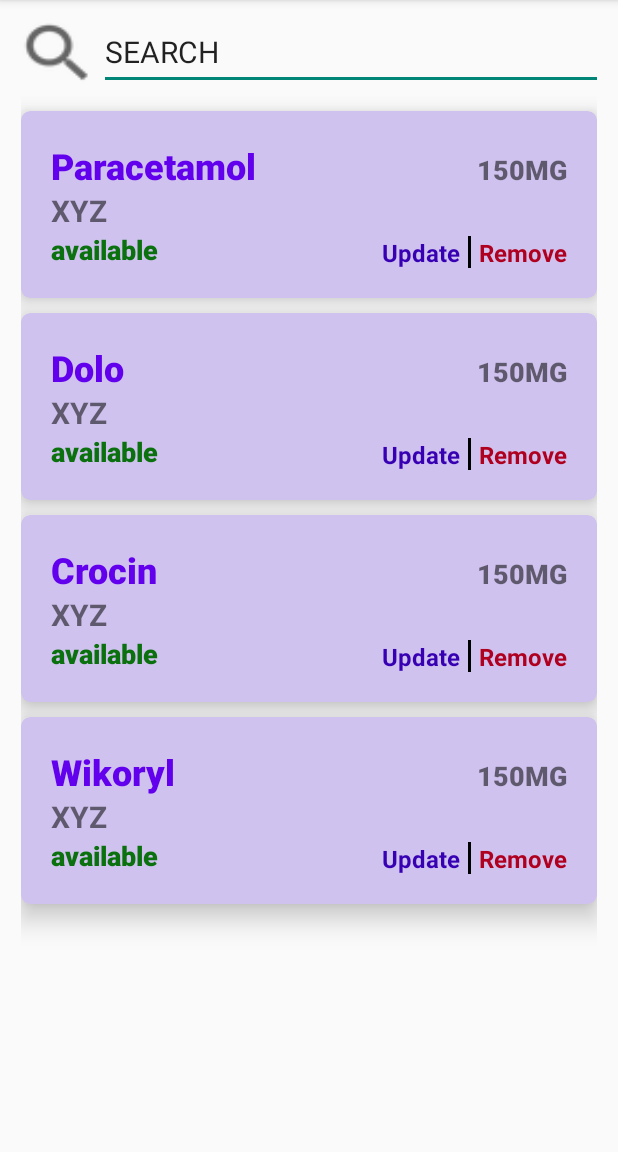
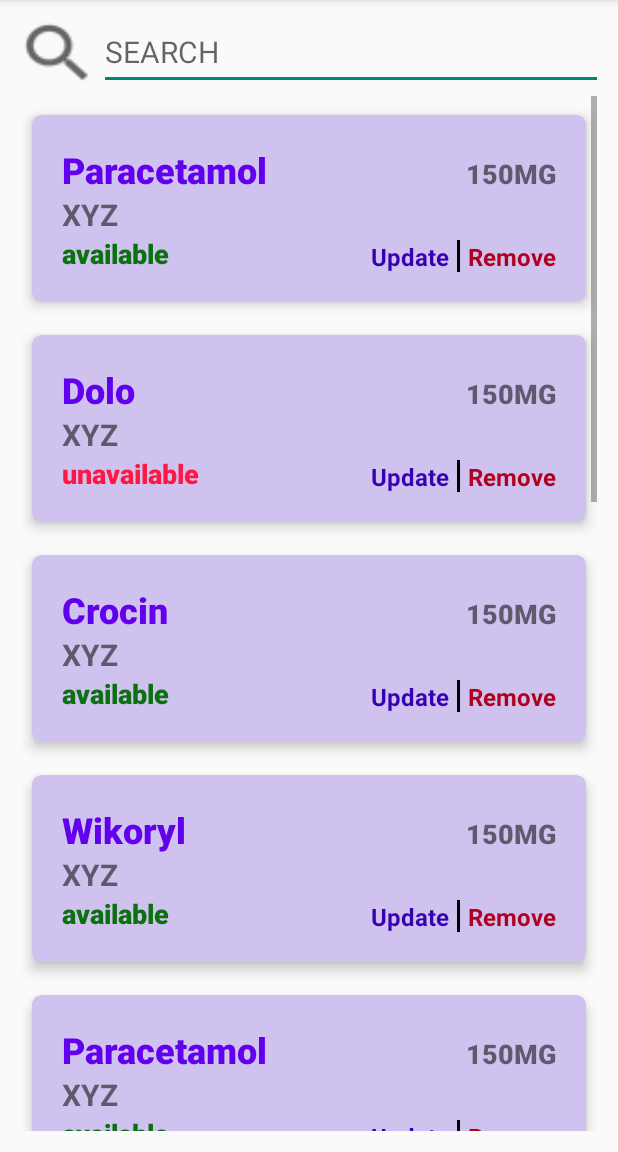
Before and after one commit to shobhi1310/MedConnect, an Android app: the ShopOwnerHome screen opened directly, with no data from a screen before it, on a phone screen of 412 x 824 dp, the part 84-1236 px from its top. Run offline under Robolectric (Android 15) with nearby library versions, the phone set to English and light mode, and no system bars.

Commit message:
Added Recycler view to ShopOwner Homepage

```diff
--- a/app/src/main/java/com/example/medconnect/ShopOwnerHome.java
+++ b/app/src/main/java/com/example/medconnect/ShopOwnerHome.java
@@ -4,34 +4,97 @@ import androidx.appcompat.app.AppCompatActivity;
 import androidx.recyclerview.widget.LinearLayoutManager;
 import androidx.recyclerview.widget.RecyclerView;
 
+import android.graphics.Color;
+import android.widget.Button;
 import android.os.Bundle;
+import android.widget.TextView;
 
 import java.util.ArrayList;
 
 public class ShopOwnerHome extends  AppCompatActivity{
     private RecyclerView mRecyclerView;
-    private RecyclerView.Adapter mAdapter;
+    private ShopOwnerHomeAdapter mAdapter;
     private RecyclerView.LayoutManager mLayout;
+    private ArrayList<ShopOwnerHomeCard> Medicines;
+
 
     @Override
     protected void onCreate(Bundle savedInstanceState) {
         super.onCreate(savedInstanceState);
         setContentView(R.layout.activity_shopowner_home_page);
 
-        ArrayList<ShopOwnerHomeCard> Medicines= new ArrayList<ShopOwnerHomeCard>();
-        Medicines.add(new ShopOwnerHomeCard("Paracetamol","150MG","XYZ","available"));
-        Medicines.add(new ShopOwnerHomeCard("Dolo","150MG","XYZ","available"));
-        Medicines.add(new ShopOwnerHomeCard("Crocin","150MG","XYZ","available"));
-        Medicines.add(new ShopOwnerHomeCard("Wikoryl","150MG","XYZ","available"));
+        createExampleList();
+        buildRecyclerView();
+    }
 
+    public void createExampleList() {
+        Medicines= new ArrayList<ShopOwnerHomeCard>();
+        Medicines.add(new ShopOwnerHomeCard("Paracetamol","150MG","XYZ",true));
+        Medicines.add(new ShopOwnerHomeCard("Dolo","150MG","XYZ",false));
+        Medicines.add(new ShopOwnerHomeCard("Crocin","150MG","XYZ",true));
+        Medicines.add(new ShopOwnerHomeCard("Wikoryl","150MG","XYZ",true));
+        Medicines.add(new ShopOwnerHomeCard("Paracetamol","150MG","XYZ",true));
+        Medicines.add(new ShopOwnerHomeCard("Dolo","150MG","XYZ",false));
+        Medicines.add(new ShopOwnerHomeCard("Crocin","150MG","XYZ",true));
+        Medicines.add(new ShopOwnerHomeCard("Wikoryl","150MG","XYZ",true));
+        Medicines.add(new ShopOwnerHomeCard("Paracetamol","150MG","XYZ",true));
+        Medicines.add(new ShopOwnerHomeCard("Dolo","150MG","XYZ",false));
+        Medicines.add(new ShopOwnerHomeCard("Crocin","150MG","XYZ",true));
+        Medicines.add(new ShopOwnerHomeCard("Wikoryl","150MG","XYZ",true));
+    }
+
+    public void buildRecyclerView() {
         mRecyclerView=findViewById(R.id.shopOwnerHomePageRecyclerView);
         mRecyclerView.setHasFixedSize(true);
-        mLayout= new LinearLayoutManager(this );
-        mAdapter= new ShopOwnerHomeAdapter(Medicines);
+        mLayout = new LinearLayoutManager(this);
+        mAdapter = new ShopOwnerHomeAdapter(Medicines);
 
         mRecyclerView.setLayoutManager(mLayout );
         mRecyclerView.setAdapter(mAdapter);
+
+
+
+
+
+
+        mAdapter.setOnItemClickListener(new ShopOwnerHomeAdapter.OnItemClickListener() {
+            @Override
+            public void onDeleteClick(int position) {
+                removeItem(position);
+            }
+            @Override
+            public void updateStatus(int position) {
+                changeStatus(position);
+            }
+        });
     }
 
+    public void removeItem(int position) {
+        Medicines.remove(position);
+        mAdapter.notifyItemRemoved(position);
+    }
+    public void changeStatus(int position) {
+
+        if(Medicines.get(position).getStatus()){
+            Medicines.get(position).setStatus(false);
+
+        }else{
+            Medicines.get(position).setStatus(true);
+
+        }
+        mAdapter.notifyItemChanged(position);
+    }
+
+//    public void setButtons() {
+//
+//        buttonRemove = findViewById(R.id.button_remove);
+//        buttonRemove.setOnClickListener(new View.OnClickListener() {
+//            @Override
+//            public void onClick(View v) {
+//                int position = Integer.parseInt(editTextRemove.getText().toString());
+//                removeItem(position);
+//            }
+//        });
+//    }
 
 }
--- a/app/src/main/java/com/example/medconnect/ShopOwnerHomeAdapter.java
+++ b/app/src/main/java/com/example/medconnect/ShopOwnerHomeAdapter.java
@@ -1,5 +1,6 @@
 package com.example.medconnect;
 
+import android.graphics.Color;
 import android.view.LayoutInflater;
 import android.view.View;
 import android.view.ViewGroup;
@@ -13,18 +14,68 @@ import androidx.recyclerview.widget.RecyclerView;
 public class ShopOwnerHomeAdapter extends RecyclerView.Adapter<ShopOwnerHomeAdapter.ShopOwnerHomeViewHolder> {
 
     private ArrayList<ShopOwnerHomeCard> medicineList;
+    private  OnItemClickListener mListener;
+
+    public interface OnItemClickListener {
+        void onDeleteClick(int position);
+        void updateStatus(int position);
+    }
+
+    public  void setOnItemClickListener(OnItemClickListener listener) {
+        mListener = listener;
+    }
+
+
+
+
+
+
+
     public static class ShopOwnerHomeViewHolder extends RecyclerView.ViewHolder{
         public TextView medicine;
         public TextView strength;
         public TextView manufacturer;
         public TextView status;
+        public TextView remove;
+        public TextView update;
 
-        public ShopOwnerHomeViewHolder(@NonNull View itemView) {
+
+
+        public ShopOwnerHomeViewHolder(@NonNull View itemView,final OnItemClickListener listener) {
             super(itemView);
+
             medicine = itemView.findViewById(R.id.medicine);
             strength = itemView.findViewById(R.id.strength);
             manufacturer = itemView.findViewById(R.id.manufacturer);
             status = itemView.findViewById(R.id.status);
+            remove=itemView.findViewById(R.id.remove);
+            update = itemView.findViewById(R.id.update);
+
+
+            remove.setOnClickListener(new View.OnClickListener() {
+                @Override
+                public void onClick(View view) {
+                    if (listener != null) {
+                        int position = getAdapterPosition();
+                        if (position != RecyclerView.NO_POSITION) {
+                            listener.onDeleteClick(position);
+                        }
+                    }
+                }
+            });
+
+            update.setOnClickListener(new View.OnClickListener() {
+                @Override
+                public void onClick(View view) {
+                    if (listener != null) {
+                        int position = getAdapterPosition();
+                        if (position != RecyclerView.NO_POSITION) {
+                            listener.updateStatus(position);
+
+                        }
+                    }
+                }
+            });
         }
     }
 
@@ -36,7 +87,7 @@ public class ShopOwnerHomeAdapter extends RecyclerView.Adapter<ShopOwnerHomeAdap
     @Override
     public ShopOwnerHomeViewHolder onCreateViewHolder(@NonNull ViewGroup parent, int viewType) {
        View v= LayoutInflater.from(parent.getContext()).inflate(R.layout.shop_owner_home_card,parent,false);
-        ShopOwnerHomeViewHolder svh= new ShopOwnerHomeViewHolder(v);
+        ShopOwnerHomeViewHolder svh= new ShopOwnerHomeViewHolder(v,mListener);
         return svh;
     }
 
@@ -46,7 +97,16 @@ public class ShopOwnerHomeAdapter extends RecyclerView.Adapter<ShopOwnerHomeAdap
         holder.medicine.setText(card.getMedicine());
         holder.strength.setText(card.getStrength());
         holder.manufacturer.setText(card.getManufacturer());
-        holder.status.setText(card.getStatus());
+        if(card.getStatus()){
+            holder.status.setText("available");
+            holder.status.setTextColor(Color.parseColor("#0A710E"));
+        }
+        else{
+            holder.status.setText("unavailable");
+            holder.status.setTextColor(Color.parseColor("#FFFF1744"));
+        }
+
+
 
 
     }
@@ -55,4 +115,8 @@ public class ShopOwnerHomeAdapter extends RecyclerView.Adapter<ShopOwnerHomeAdap
     public int getItemCount() {
         return medicineList.size();
     }
+
+
+
+
 }
--- a/app/src/main/java/com/example/medconnect/ShopOwnerHomeCard.java
+++ b/app/src/main/java/com/example/medconnect/ShopOwnerHomeCard.java
@@ -4,13 +4,15 @@ public class ShopOwnerHomeCard {
     private String medicine;
     private String strength;
     private String manufacturer;
-    private String status;
+    private boolean status;
 
-    public  ShopOwnerHomeCard(String medicine,String strength,String manufacturer,String status){
+    public  ShopOwnerHomeCard(String medicine,String strength,String manufacturer,Boolean status){
         this.medicine=medicine;
         this.strength=strength;
         this.manufacturer=manufacturer;
         this.status=status;
+
+
 
     }
 
@@ -23,8 +25,11 @@ public class ShopOwnerHomeCard {
     public String getManufacturer(){
         return  manufacturer;
     }
-    public String getStatus(){
+    public boolean getStatus(){
         return  status;
+    }
+    public void setStatus(boolean newStatus){
+        this.status=newStatus;
     }
 
 
--- a/app/src/main/res/layout/activity_shopowner_home_page.xml
+++ b/app/src/main/res/layout/activity_shopowner_home_page.xml
@@ -30,8 +30,8 @@
                 android:layout_width="match_parent"
                 android:layout_height="match_parent"
                 android:ems="13"
+                android:hint="SEARCH"
                 android:inputType="textPersonName"
-                android:text="SEARCH"
                 android:textSize="20dp" />
         </LinearLayout>
 
--- a/app/src/main/res/layout/shop_owner_home_card.xml
+++ b/app/src/main/res/layout/shop_owner_home_card.xml
@@ -6,11 +6,12 @@
     android:id="@+id/shopOwnerHomeCard"
     android:layout_width="match_parent"
     android:layout_height="wrap_content"
-    android:layout_marginTop="10dp"
+    android:layout_marginTop="3dp"
+    app:cardBackgroundColor="#D0C2EF"
     app:cardCornerRadius="6dp"
-    app:cardElevation="10dp"
-    app:contentPadding="20dp"
-    app:cardBackgroundColor="#D0C2EF">
+    app:cardElevation="5dp"
+    app:cardUseCompatPadding="true"
+    app:contentPadding="20dp">
 
     <LinearLayout
         android:layout_width="match_parent"
@@ -78,7 +79,7 @@
                 android:orientation="horizontal">
 
                 <TextView
-                    android:id="@+id/textView11"
+                    android:id="@+id/update"
 
                     android:layout_width="wrap_content"
                     android:layout_height="wrap_content"
@@ -97,7 +98,7 @@
                     android:background="@color/design_default_color_on_secondary" />
 
                 <TextView
-                    android:id="@+id/textView12"
+                    android:id="@+id/remove"
                     android:layout_width="wrap_content"
                     android:layout_height="wrap_content"
                     android:layout_weight="1"
```
